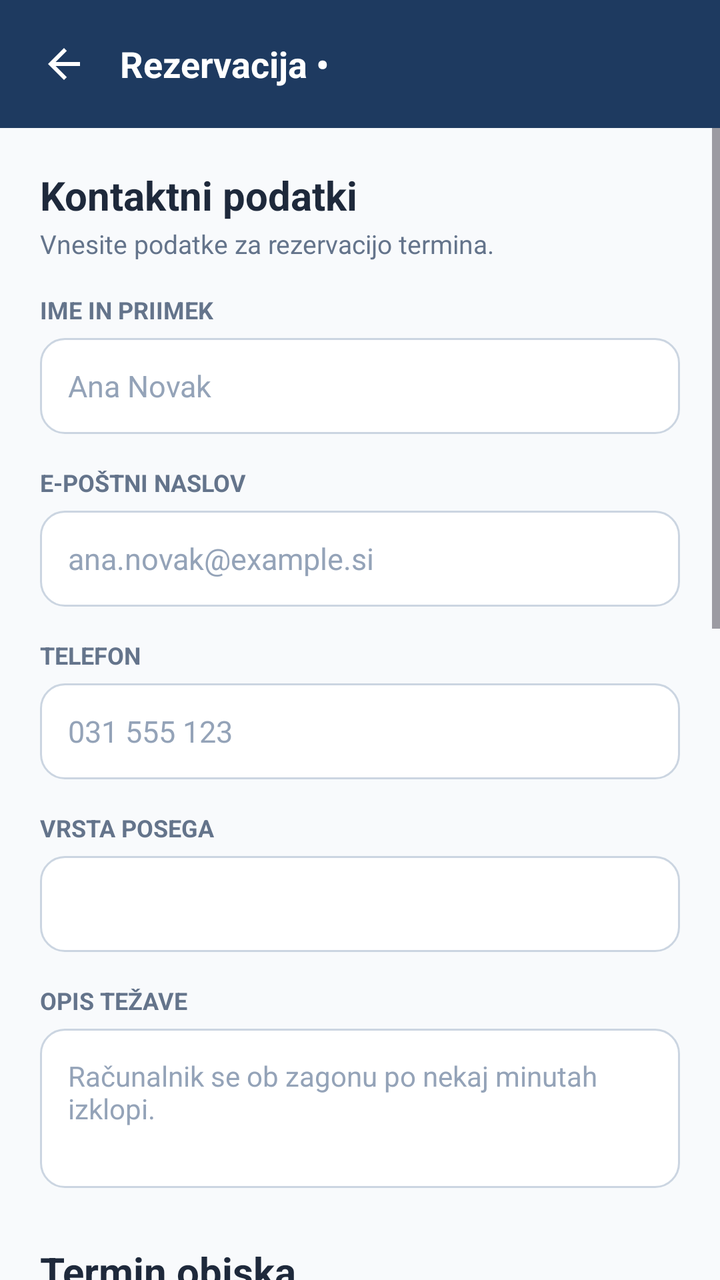
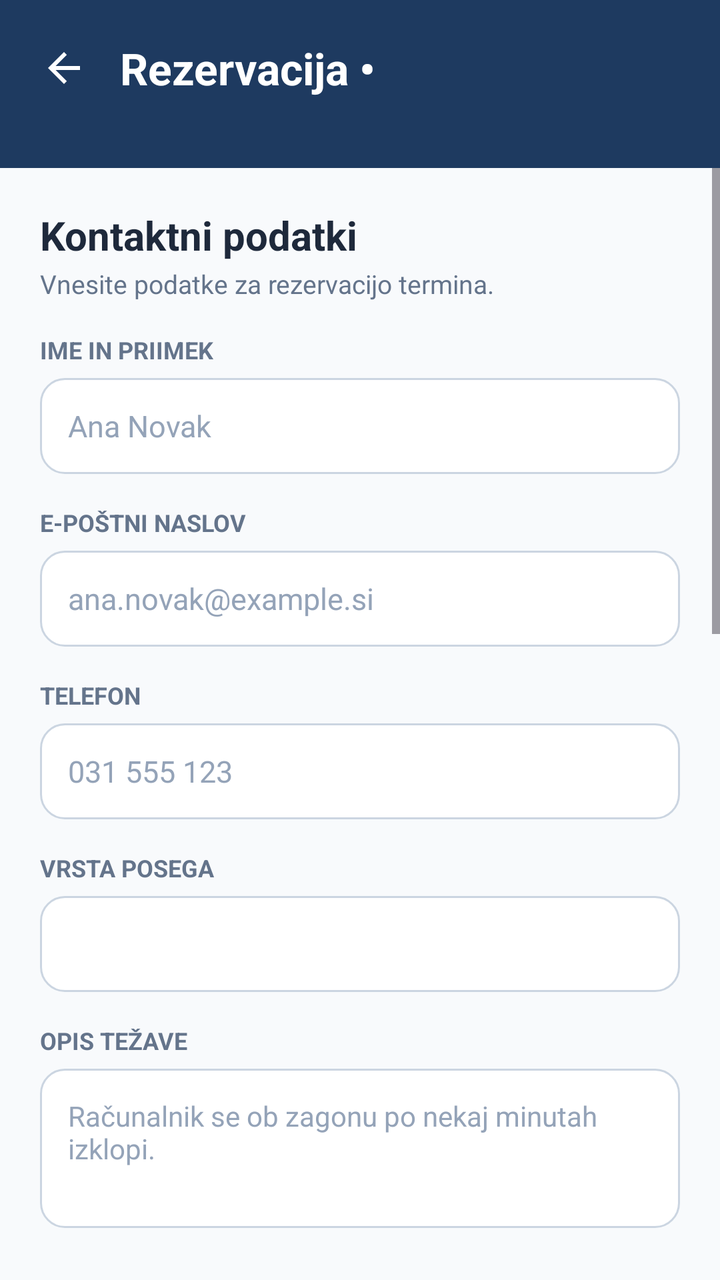

Screens rendered from an Android XML layout before and after an edit, with the pre-edit source and the edit as a unified diff.
<!-- AndroidManifest.xml: application theme Theme.Servis -->
<!-- res/layout/activity_rezervacija.xml -->
<?xml version="1.0" encoding="utf-8"?>
<LinearLayout xmlns:android="http://schemas.android.com/apk/res/android"
    xmlns:app="http://schemas.android.com/apk/res-auto"
    xmlns:tools="http://schemas.android.com/tools"
    android:id="@+id/main"
    android:layout_width="match_parent"
    android:layout_height="match_parent"
    android:background="@color/background_light"
    android:orientation="vertical"
    tools:context=".RezervacijaActivity">

    
    <LinearLayout
        android:id="@+id/header_bar"
        android:layout_width="match_parent"
        android:layout_height="wrap_content"
        android:minHeight="64dp"
        android:background="@color/primary_navy"
        android:gravity="center_vertical"
        android:orientation="horizontal"
        android:paddingStart="12dp"
        android:paddingEnd="20dp">

        <ImageView
            android:id="@+id/btn_back"
            android:layout_width="40dp"
            android:layout_height="40dp"
            android:background="?attr/selectableItemBackgroundBorderless"
            android:clickable="true"
            android:contentDescription="@string/btn_back"
            android:focusable="true"
            android:padding="8dp"
            android:src="@drawable/ic_arrow_back" />

        <TextView
            android:id="@+id/tv_header_title"
            android:layout_width="wrap_content"
            android:layout_height="wrap_content"
            android:layout_marginStart="8dp"
            android:text="@string/reservation_title_prefix"
            android:textColor="@color/white"
            android:textSize="18sp"
            android:textStyle="bold" />
    </LinearLayout>

    <ScrollView
        android:id="@+id/scroll_view"
        android:layout_width="match_parent"
        android:layout_height="match_parent"
        android:fillViewport="true">

        <LinearLayout
            android:layout_width="match_parent"
            android:layout_height="wrap_content"
            android:orientation="vertical"
            android:padding="20dp">

            
            <TextView
                android:layout_width="wrap_content"
                android:layout_height="wrap_content"
                android:text="@string/contact_info_section_title"
                android:textColor="@color/text_primary"
                android:textSize="20sp"
                android:textStyle="bold" />

            <TextView
                android:layout_width="wrap_content"
                android:layout_height="wrap_content"
                android:layout_marginTop="2dp"
                android:text="@string/contact_info_section_subtitle"
                android:textColor="@color/text_secondary"
                android:textSize="13sp" />

            
            <TextView
                android:layout_width="wrap_content"
                android:layout_height="wrap_content"
                android:layout_marginTop="16dp"
                android:text="@string/label_name"
                android:textColor="@color/text_secondary"
                android:textSize="12sp"
                android:textStyle="bold" />

            <EditText
                android:id="@+id/et_name"
                android:layout_width="match_parent"
                android:layout_height="48dp"
                android:layout_marginTop="6dp"
                android:autofillHints="name"
                android:background="@drawable/bg_input_field"
                android:hint="@string/hint_name"
                android:inputType="textPersonName|textCapWords"
                android:paddingStart="14dp"
                android:paddingEnd="14dp"
                android:textColor="@color/text_primary"
                android:textColorHint="#94A3B8"
                android:textSize="15sp" />

            
            <TextView
                android:layout_width="wrap_content"
                android:layout_height="wrap_content"
                android:layout_marginTop="16dp"
                android:text="@string/label_email"
                android:textColor="@color/text_secondary"
                android:textSize="12sp"
                android:textStyle="bold" />

            <EditText
                android:id="@+id/et_email"
                android:layout_width="match_parent"
                android:layout_height="48dp"
                android:layout_marginTop="6dp"
                android:autofillHints="emailAddress"
                android:background="@drawable/bg_input_field"
                android:hint="@string/hint_email"
                android:inputType="textEmailAddress"
                android:paddingStart="14dp"
                android:paddingEnd="14dp"
                android:textColor="@color/text_primary"
                android:textColorHint="#94A3B8"
                android:textSize="15sp" />

            
            <TextView
                android:layout_width="wrap_content"
                android:layout_height="wrap_content"
                android:layout_marginTop="16dp"
                android:text="@string/label_phone"
                android:textColor="@color/text_secondary"
                android:textSize="12sp"
                android:textStyle="bold" />

            <EditText
                android:id="@+id/et_phone"
                android:layout_width="match_parent"
                android:layout_height="48dp"
                android:layout_marginTop="6dp"
                android:autofillHints="phoneNumber"
                android:background="@drawable/bg_input_field"
                android:hint="@string/hint_phone"
                android:inputType="phone"
                android:paddingStart="14dp"
                android:paddingEnd="14dp"
                android:textColor="@color/text_primary"
                android:textColorHint="#94A3B8"
                android:textSize="15sp" />

            
            <TextView
                android:layout_width="wrap_content"
                android:layout_height="wrap_content"
                android:layout_marginTop="16dp"
                android:text="@string/label_service_type"
                android:textColor="@color/text_secondary"
                android:textSize="12sp"
                android:textStyle="bold" />

            <Spinner
                android:id="@+id/spinner_service_type"
                android:layout_width="match_parent"
                android:layout_height="48dp"
                android:layout_marginTop="6dp"
                android:background="@drawable/bg_input_field"
                android:paddingStart="10dp"
                android:paddingEnd="10dp" />

            
            <TextView
                android:layout_width="wrap_content"
                android:layout_height="wrap_content"
                android:layout_marginTop="16dp"
                android:text="@string/label_problem_description"
                android:textColor="@color/text_secondary"
                android:textSize="12sp"
                android:textStyle="bold" />

            <EditText
                android:id="@+id/et_problem_description"
                android:layout_width="match_parent"
                android:layout_height="wrap_content"
                android:layout_marginTop="6dp"
                android:autofillHints="none"
                android:background="@drawable/bg_input_field"
                android:gravity="top|start"
                android:hint="@string/hint_problem_description"
                android:inputType="textCapSentences|textAutoCorrect|textMultiLine"
                android:lines="4"
                android:minLines="3"
                android:padding="14dp"
                android:textColor="@color/text_primary"
                android:textColorHint="#94A3B8"
                android:textSize="14sp" />

            
            <TextView
                android:layout_width="wrap_content"
                android:layout_height="wrap_content"
                android:layout_marginTop="28dp"
                android:text="@string/visit_time_section_title"
                android:textColor="@color/text_primary"
                android:textSize="20sp"
                android:textStyle="bold" />

            <TextView
                android:layout_width="wrap_content"
                android:layout_height="wrap_content"
                android:layout_marginTop="2dp"
                android:text="@string/visit_time_section_subtitle"
                android:textColor="@color/text_secondary"
                android:textSize="13sp" />

            
            <LinearLayout
                android:id="@+id/btn_select_date"
                android:layout_width="match_parent"
                android:layout_height="wrap_content"
                android:layout_marginTop="14dp"
                android:background="@drawable/bg_input_field"
                android:clickable="true"
                android:focusable="true"
                android:gravity="center_vertical"
                android:orientation="horizontal"
                android:padding="14dp">

                <ImageView
                    android:layout_width="24dp"
                    android:layout_height="24dp"
                    android:contentDescription="@null"
                    android:src="@drawable/ic_calendar" />

                <LinearLayout
                    android:layout_width="0dp"
                    android:layout_height="wrap_content"
                    android:layout_marginStart="14dp"
                    android:layout_weight="1"
                    android:orientation="vertical">

                    <TextView
                        android:layout_width="wrap_content"
                        android:layout_height="wrap_content"
                        android:text="@string/label_date"
                        android:textColor="@color/text_secondary"
                        android:textSize="11sp"
                        android:textStyle="bold" />

                    <TextView
                        android:id="@+id/tv_selected_date"
                        android:layout_width="wrap_content"
                        android:layout_height="wrap_content"
                        android:layout_marginTop="2dp"
                        android:text="@string/hint_select_date"
                        android:textColor="@color/text_primary"
                        android:textSize="15sp"
                        android:textStyle="bold" />
                </LinearLayout>

                <ImageView
                    android:layout_width="20dp"
                    android:layout_height="20dp"
                    android:contentDescription="@null"
                    android:src="@drawable/ic_chevron_right" />
            </LinearLayout>

            
            <LinearLayout
                android:id="@+id/btn_select_time"
                android:layout_width="match_parent"
                android:layout_height="wrap_content"
                android:layout_marginTop="12dp"
                android:background="@drawable/bg_input_field"
                android:clickable="true"
                android:focusable="true"
                android:gravity="center_vertical"
                android:orientation="horizontal"
                android:padding="14dp">

                <ImageView
                    android:layout_width="24dp"
                    android:layout_height="24dp"
                    android:contentDescription="@null"
                    android:src="@drawable/ic_clock" />

                <LinearLayout
                    android:layout_width="0dp"
                    android:layout_height="wrap_content"
                    android:layout_marginStart="14dp"
                    android:layout_weight="1"
                    android:orientation="vertical">

                    <TextView
                        android:layout_width="wrap_content"
                        android:layout_height="wrap_content"
                        android:text="@string/label_time"
                        android:textColor="@color/text_secondary"
                        android:textSize="11sp"
                        android:textStyle="bold" />

                    <TextView
                        android:id="@+id/tv_selected_time"
                        android:layout_width="wrap_content"
                        android:layout_height="wrap_content"
                        android:layout_marginTop="2dp"
                        android:text="@string/hint_select_time"
                        android:textColor="@color/text_primary"
                        android:textSize="15sp"
                        android:textStyle="bold" />
                </LinearLayout>

                <ImageView
                    android:layout_width="20dp"
                    android:layout_height="20dp"
                    android:contentDescription="@null"
                    android:src="@drawable/ic_chevron_right" />
            </LinearLayout>

            
            <TextView
                android:layout_width="wrap_content"
                android:layout_height="wrap_content"
                android:layout_marginTop="28dp"
                android:text="@string/contact_method_section_title"
                android:textColor="@color/text_primary"
                android:textSize="20sp"
                android:textStyle="bold" />

            <TextView
                android:layout_width="wrap_content"
                android:layout_height="wrap_content"
                android:layout_marginTop="2dp"
                android:text="@string/contact_method_section_subtitle"
                android:textColor="@color/text_secondary"
                android:textSize="13sp" />

            <RadioGroup
                android:id="@+id/rg_contact_method"
                android:layout_width="match_parent"
                android:layout_height="wrap_content"
                android:layout_marginTop="12dp"
                android:orientation="vertical">

                <RadioButton
                    android:id="@+id/rb_email"
                    android:layout_width="wrap_content"
                    android:layout_height="wrap_content"
                    android:paddingStart="8dp"
                    android:paddingEnd="8dp"
                    android:text="@string/radio_email"
                    android:textColor="@color/text_primary"
                    android:textSize="15sp" />

                <RadioButton
                    android:id="@+id/rb_phone"
                    android:layout_width="wrap_content"
                    android:layout_height="wrap_content"
                    android:paddingStart="8dp"
                    android:paddingEnd="8dp"
                    android:text="@string/radio_phone"
                    android:textColor="@color/text_primary"
                    android:textSize="15sp" />

                <RadioButton
                    android:id="@+id/rb_sms"
                    android:layout_width="wrap_content"
                    android:layout_height="wrap_content"
                    android:paddingStart="8dp"
                    android:paddingEnd="8dp"
                    android:text="@string/radio_sms"
                    android:textColor="@color/text_primary"
                    android:textSize="15sp" />
            </RadioGroup>

            
            <TextView
                android:layout_width="wrap_content"
                android:layout_height="wrap_content"
                android:layout_marginTop="24dp"
                android:text="@string/label_security_code"
                android:textColor="@color/text_secondary"
                android:textSize="12sp"
                android:textStyle="bold" />

            <EditText
                android:id="@+id/et_security_code"
                android:layout_width="match_parent"
                android:layout_height="48dp"
                android:layout_marginTop="6dp"
                android:autofillHints="password"
                android:background="@drawable/bg_input_field"
                android:hint="@string/hint_security_code"
                android:inputType="textPassword"
                android:paddingStart="14dp"
                android:paddingEnd="14dp"
                android:textColor="@color/text_primary"
                android:textColorHint="#94A3B8"
                android:textSize="15sp" />

            <com.google.android.material.button.MaterialButton
                android:id="@+id/btn_dial_service"
                style="@style/Widget.Material3.Button.OutlinedButton"
                android:layout_width="match_parent"
                android:layout_height="wrap_content"
                android:layout_marginTop="10dp"
                android:text="@string/btn_dial_service"
                android:textColor="@color/accent_blue"
                app:strokeColor="@color/accent_blue" />

            
            <TextView
                android:id="@+id/tv_disclaimer"
                android:layout_width="match_parent"
                android:layout_height="wrap_content"
                android:layout_marginTop="24dp"
                android:gravity="center"
                android:text="@string/disclaimer_text"
                android:textColor="@color/text_secondary"
                android:textSize="12sp" />

            
            <com.google.android.material.button.MaterialButton
                android:id="@+id/btn_submit"
                android:layout_width="match_parent"
                android:layout_height="54dp"
                android:layout_marginTop="16dp"
                android:layout_marginBottom="24dp"
                android:backgroundTint="@color/primary_navy"
                android:text="@string/btn_confirm_reservation"
                android:textColor="@color/white"
                android:textSize="16sp"
                android:textStyle="bold"
                app:cornerRadius="12dp" />

        </LinearLayout>
    </ScrollView>

</LinearLayout>
<!-- resources referenced by this layout -->
<resources>
  <color name="accent_blue">#2563EB</color>
  <color name="background_light">#F8FAFC</color>
  <color name="primary_navy">#1E3A60</color>
  <color name="text_primary">#1E293B</color>
  <color name="text_secondary">#64748B</color>
  <color name="white">#FFFFFFFF</color>
  <!-- drawable bg_input_field (drawable) -->
  <?xml version="1.0" encoding="utf-8"?>
  <shape xmlns:android="http://schemas.android.com/apk/res/android"
      android:shape="rectangle">
      <solid android:color="#FFFFFF" />
      <corners android:radius="12dp" />
      <stroke
          android:width="1dp"
          android:color="#CBD5E1" />
  </shape>
  <!-- drawable ic_arrow_back (drawable) -->
  <vector xmlns:android="http://schemas.android.com/apk/res/android"
      android:width="24dp"
      android:height="24dp"
      android:viewportWidth="24"
      android:viewportHeight="24">
      <path
          android:fillColor="#FFFFFF"
          android:pathData="M20,11H7.83l5.59,-5.59L12,4l-8,8 8,8 1.41,-1.41L7.83,13H20v-2z"/>
  </vector>
  <!-- drawable ic_chevron_right (drawable) -->
  <vector xmlns:android="http://schemas.android.com/apk/res/android"
      android:width="24dp"
      android:height="24dp"
      android:viewportWidth="24"
      android:viewportHeight="24">
      <path
          android:fillColor="#2563EB"
          android:pathData="M10,6L8.59,7.41 13.17,12l-4.58,4.59L10,18l6,-6z"/>
  </vector>
  <string name="btn_back">Nazaj</string>
  <string name="btn_confirm_reservation">POTRDI REZERVACIJO</string>
  <string name="btn_dial_service">Pokliči servis (080 123 456)</string>
  <string name="contact_info_section_subtitle">Vnesite podatke za rezervacijo termina.</string>
  <string name="contact_info_section_title">Kontaktni podatki</string>
  <string name="contact_method_section_subtitle">Izberite želeni način obveščanja.</string>
  <string name="contact_method_section_title">Način kontakta</string>
  <string name="disclaimer_text">Nadaljujte spodaj: termin in način kontakta.\nOpomba: Rezervacija je demonstracijska; podatki se ne pošljejo servisu.</string>
  <string name="hint_email">ana.novak@example.si</string>
  <string name="hint_name">Ana Novak</string>
  <string name="hint_phone">031 555 123</string>
  <string name="hint_problem_description">Računalnik se ob zagonu po nekaj minutah izklopi.</string>
  <string name="hint_security_code">Vnesite geslo/kodu</string>
  <string name="hint_select_date">Izberite datum</string>
  <string name="hint_select_time">Izberite uro</string>
  <string name="label_date">DATUM</string>
  <string name="label_email">E-POŠTNI NASLOV</string>
  <string name="label_name">IME IN PRIIMEK</string>
  <string name="label_phone">TELEFON</string>
  <string name="label_problem_description">OPIS TEŽAVE</string>
  <string name="label_security_code">ZAŠČITNA KODA (DODATNI IZZIV)</string>
  <string name="label_service_type">VRSTA POSEGA</string>
  <string name="label_time">URA</string>
  <string name="radio_email">E-pošta</string>
  <string name="radio_phone">Telefonski klic</string>
  <string name="radio_sms">SMS</string>
  <string name="reservation_title_prefix">Rezervacija • </string>
  <string name="visit_time_section_subtitle">Izberite datum in uro.</string>
  <string name="visit_time_section_title">Termin obiska</string>
  <style name="Theme.Servis" parent="Base.Theme.Servis" />
  <style name="Base.Theme.Servis" parent="Theme.Material3.DayNight.NoActionBar">
          <item name="colorPrimary">@color/primary_navy</item>
          <item name="colorPrimaryDark">@color/primary_navy_dark</item>
          <item name="colorAccent">@color/accent_blue</item>
          <item name="android:statusBarColor">@color/primary_navy</item>
          <item name="android:windowBackground">@color/background_light</item>
      </style>
  <color name="primary_navy_dark">#142843</color>
  <!-- unchanged entries left out for length: 2 -->
</resources>

<!-- the commit's change to res/layout/activity_rezervacija.xml (unified diff, before → after) -->
@@ -9,17 +9,17 @@
     android:orientation="vertical"
     tools:context=".RezervacijaActivity">
 
-    
     <LinearLayout
         android:id="@+id/header_bar"
         android:layout_width="match_parent"
         android:layout_height="wrap_content"
-        android:minHeight="64dp"
+        android:minHeight="84dp"
         android:background="@color/primary_navy"
         android:gravity="center_vertical"
         android:orientation="horizontal"
         android:paddingStart="12dp"
-        android:paddingEnd="20dp">
+        android:paddingEnd="20dp"
+        android:paddingBottom="16dp">
 
         <ImageView
             android:id="@+id/btn_back"
@@ -39,7 +39,7 @@
             android:layout_marginStart="8dp"
             android:text="@string/reservation_title_prefix"
             android:textColor="@color/white"
-            android:textSize="18sp"
+            android:textSize="22sp"
             android:textStyle="bold" />
     </LinearLayout>
 
@@ -55,7 +55,6 @@
             android:orientation="vertical"
             android:padding="20dp">
 
-            
             <TextView
                 android:layout_width="wrap_content"
                 android:layout_height="wrap_content"
@@ -72,7 +71,6 @@
                 android:textColor="@color/text_secondary"
                 android:textSize="13sp" />
 
-            
             <TextView
                 android:layout_width="wrap_content"
                 android:layout_height="wrap_content"
@@ -97,7 +95,6 @@
                 android:textColorHint="#94A3B8"
                 android:textSize="15sp" />
 
-            
             <TextView
                 android:layout_width="wrap_content"
                 android:layout_height="wrap_content"
@@ -122,7 +119,6 @@
                 android:textColorHint="#94A3B8"
                 android:textSize="15sp" />
 
-            
             <TextView
                 android:layout_width="wrap_content"
                 android:layout_height="wrap_content"
@@ -147,7 +143,6 @@
                 android:textColorHint="#94A3B8"
                 android:textSize="15sp" />
 
-            
             <TextView
                 android:layout_width="wrap_content"
                 android:layout_height="wrap_content"
@@ -166,7 +161,6 @@
                 android:paddingStart="10dp"
                 android:paddingEnd="10dp" />
 
-            
             <TextView
                 android:layout_width="wrap_content"
                 android:layout_height="wrap_content"
@@ -193,7 +187,6 @@
                 android:textColorHint="#94A3B8"
                 android:textSize="14sp" />
 
-            
             <TextView
                 android:layout_width="wrap_content"
                 android:layout_height="wrap_content"
@@ -211,7 +204,6 @@
                 android:textColor="@color/text_secondary"
                 android:textSize="13sp" />
 
-            
             <LinearLayout
                 android:id="@+id/btn_select_date"
                 android:layout_width="match_parent"
@@ -263,7 +255,6 @@
                     android:src="@drawable/ic_chevron_right" />
             </LinearLayout>
 
-            
             <LinearLayout
                 android:id="@+id/btn_select_time"
                 android:layout_width="match_parent"
@@ -315,7 +306,6 @@
                     android:src="@drawable/ic_chevron_right" />
             </LinearLayout>
 
-            
             <TextView
                 android:layout_width="wrap_content"
                 android:layout_height="wrap_content"
@@ -371,7 +361,6 @@
                     android:textSize="15sp" />
             </RadioGroup>
 
-            
             <TextView
                 android:layout_width="wrap_content"
                 android:layout_height="wrap_content"
@@ -406,7 +395,6 @@
                 android:textColor="@color/accent_blue"
                 app:strokeColor="@color/accent_blue" />
 
-            
             <TextView
                 android:id="@+id/tv_disclaimer"
                 android:layout_width="match_parent"
@@ -417,7 +405,6 @@
                 android:textColor="@color/text_secondary"
                 android:textSize="12sp" />
 
-            
             <com.google.android.material.button.MaterialButton
                 android:id="@+id/btn_submit"
                 android:layout_width="match_parent"
<!-- resource entries referenced after the edit -->
@@ -56,7 +56,7 @@
   <string name="label_name">IME IN PRIIMEK</string>
   <string name="label_phone">TELEFON</string>
   <string name="label_problem_description">OPIS TEŽAVE</string>
-  <string name="label_security_code">ZAŠČITNA KODA (DODATNI IZZIV)</string>
+  <string name="label_security_code">ZAŠČITNA KODA</string>
   <string name="label_service_type">VRSTA POSEGA</string>
   <string name="label_time">URA</string>
   <string name="radio_email">E-pošta</string>
